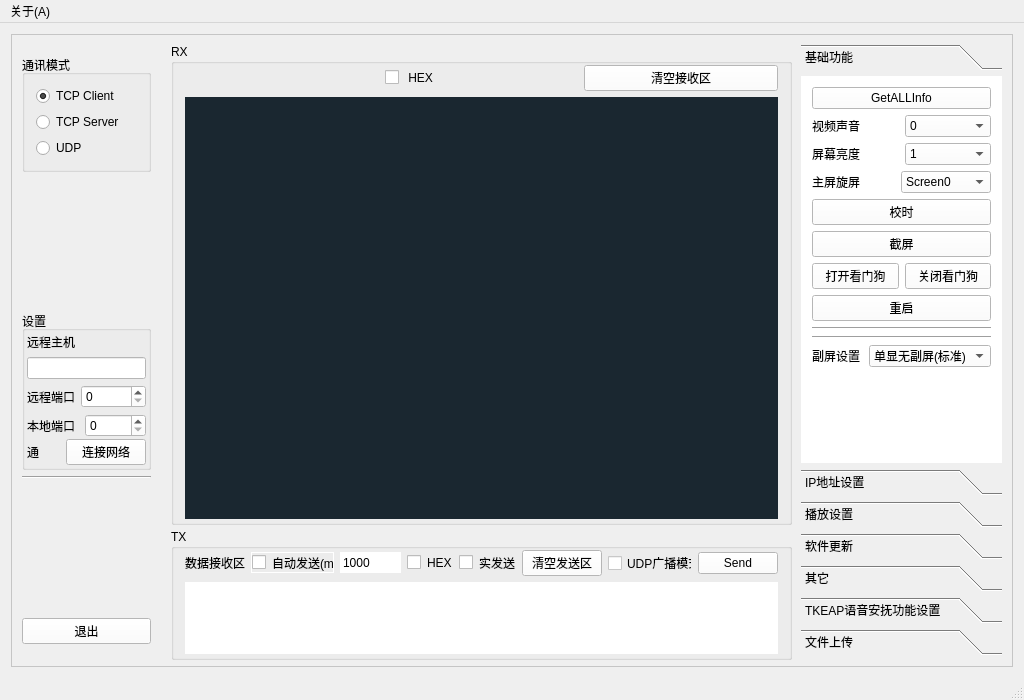
Qt form mainwindow.ui (89093522/LSC_Debug) before a commit.
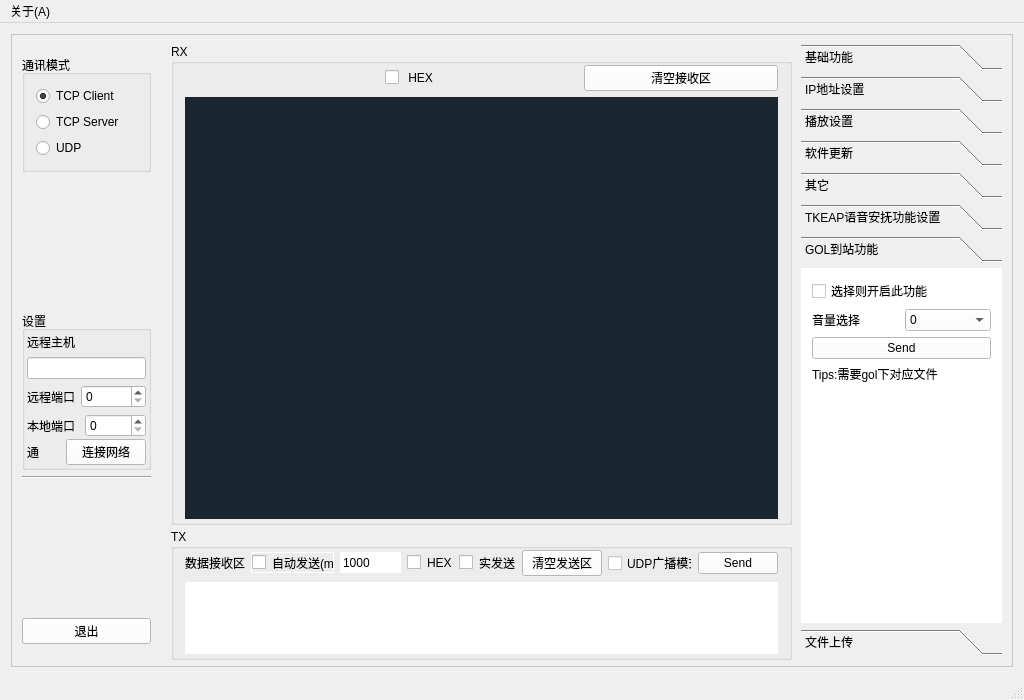
The same form after that commit. The open tabs and pages were chosen to show the change.

```diff
--- a/mainwindow.ui
+++ b/mainwindow.ui
@@ -675,7 +675,7 @@
           <x>0</x>
           <y>0</y>
           <width>201</width>
-          <height>429</height>
+          <height>411</height>
          </rect>
         </property>
         <attribute name="label">
@@ -1913,6 +1913,121 @@
          </item>
         </layout>
        </widget>
+       <widget class="QWidget" name="page_3">
+        <attribute name="label">
+         <string>GOL到站功能</string>
+        </attribute>
+        <layout class="QVBoxLayout" name="verticalLayout_15">
+         <item>
+          <layout class="QVBoxLayout" name="verticalLayout_16">
+           <item>
+            <widget class="QCheckBox" name="checkBox_gol">
+             <property name="text">
+              <string>选择则开启此功能</string>
+             </property>
+            </widget>
+           </item>
+           <item>
+            <layout class="QHBoxLayout" name="horizontalLayout_24">
+             <item>
+              <widget class="QLabel" name="label_33">
+               <property name="text">
+                <string>音量选择</string>
+               </property>
+              </widget>
+             </item>
+             <item>
+              <widget class="QComboBox" name="comboBox_gol">
+               <item>
+                <property name="text">
+                 <string>0</string>
+                </property>
+               </item>
+               <item>
+                <property name="text">
+                 <string>0.1</string>
+                </property>
+               </item>
+               <item>
+                <property name="text">
+                 <string>0.2</string>
+                </property>
+               </item>
+               <item>
+                <property name="text">
+                 <string>0.3</string>
+                </property>
+               </item>
+               <item>
+                <property name="text">
+                 <string>0.4</string>
+                </property>
+               </item>
+               <item>
+                <property name="text">
+                 <string>0.5</string>
+                </property>
+               </item>
+               <item>
+                <property name="text">
+                 <string>0.6</string>
+                </property>
+               </item>
+               <item>
+                <property name="text">
+                 <string>0.7</string>
+                </property>
+               </item>
+               <item>
+                <property name="text">
+                 <string>0.8</string>
+                </property>
+               </item>
+               <item>
+                <property name="text">
+                 <string>0.9</string>
+                </property>
+               </item>
+               <item>
+                <property name="text">
+                 <string>1.0</string>
+                </property>
+               </item>
+              </widget>
+             </item>
+            </layout>
+           </item>
+           <item>
+            <widget class="QPushButton" name="pushButton_20">
+             <property name="text">
+              <string>Send</string>
+             </property>
+            </widget>
+           </item>
+           <item>
+            <widget class="QLabel" name="label_34">
+             <property name="text">
+              <string>Tips:需要gol下对应文件</string>
+             </property>
+            </widget>
+           </item>
+           <item>
+            <spacer name="verticalSpacer_13">
+             <property name="orientation">
+              <enum>Qt::Vertical</enum>
+             </property>
+             <property name="sizeHint" stdset="0">
+              <size>
+               <width>20</width>
+               <height>40</height>
+              </size>
+             </property>
+            </spacer>
+           </item>
+          </layout>
+         </item>
+        </layout>
+       </widget>
        <widget class="QWidget" name="page">
         <property name="geometry">
          <rect>
```
Left out of the diff: 63 changed lines with no effect on the pictures.
